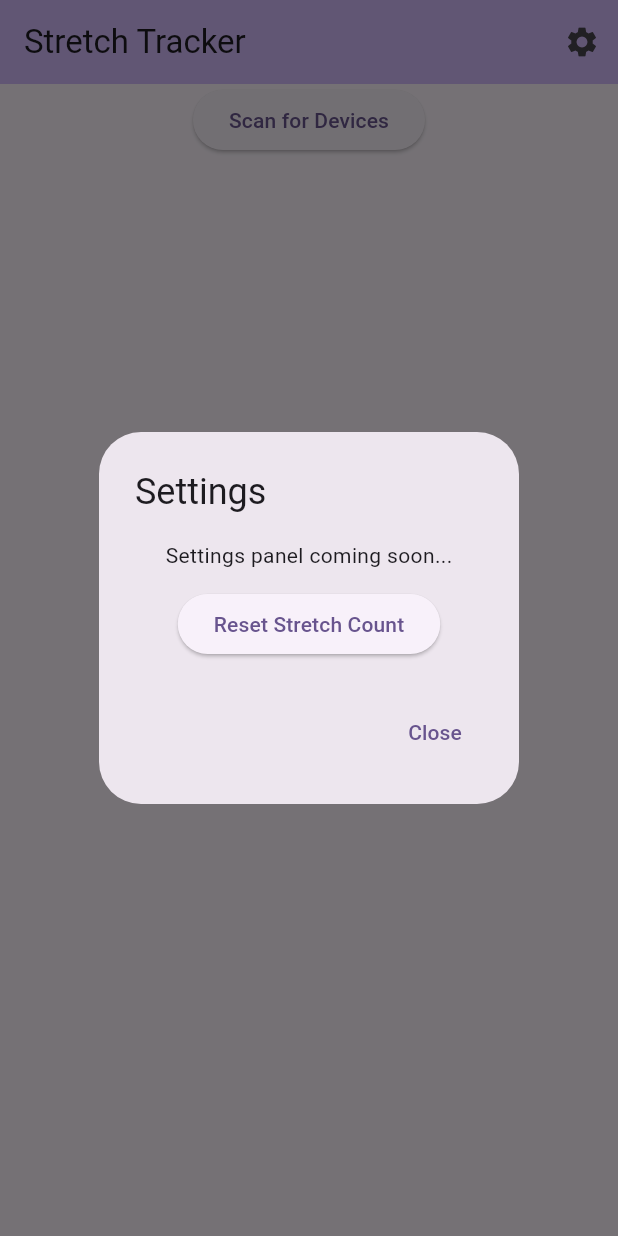
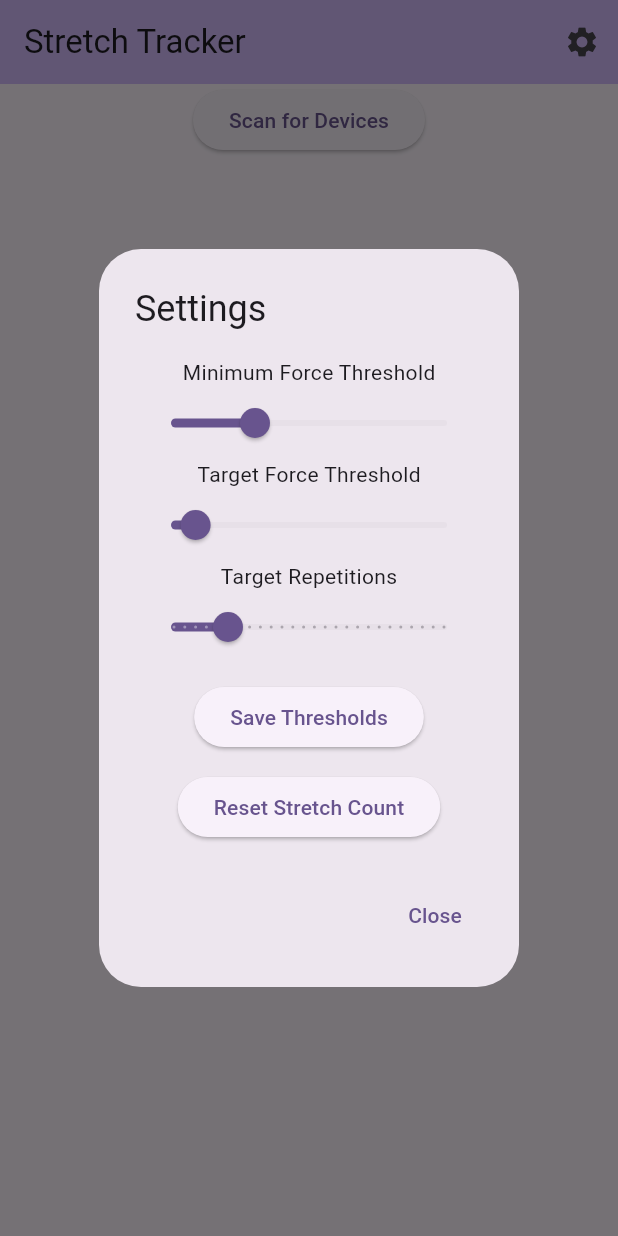
Before and after one commit to ellimattila/emergent_ui, a Flutter app: the screen it shows after launch, after a tap on the "settings" icon, on a phone screen of 412 x 824 dp. Run offline on Flutter 3.47's test engine with Material 3 defaults, Android fonts, the light colour scheme and no system bars; our stand-ins replace audioplayers, flutter_blue_plus, logger.

Commit message:
Add minimum force reached audio, add minimum force treshold, target force treshold, target repetition settings.

```diff
--- a/lib/bluetooth_dashboard.dart
+++ b/lib/bluetooth_dashboard.dart
@@ -17,12 +17,13 @@ class _BluetoothDashboardPageState extends State<BluetoothDashboardPage> {
   final AudioPlayer audioPlayer = AudioPlayer();
 
   bool exerciseStarted = false;
+  bool exercisePaused = false;
   int exerciseStretchCount = 0;
-  final double targetForce = 5.0;
-  final double minumumForce = 1.0;
+  double targetForce = 55.0;
+  double minumumForce = 15.0;
   bool repCompleted = false;
-  final int targetReps = 10;
-  String exerciseStatus = "";
+  int targetReps = 10;
+  String exerciseStatus = "0 / 10";
 
   List<ScanResult> devices = [];
   BluetoothDevice? connectedDevice;
@@ -66,6 +67,14 @@ class _BluetoothDashboardPageState extends State<BluetoothDashboardPage> {
     }
   }
 
+  Future<void> playMinForceSound() async {
+    try {
+      await audioPlayer.play(AssetSource('minimumForceReached.mp3'));
+    } catch (e) {
+      logger.e("Error playing minimum force sound: $e");
+    }
+  }
+
   Future<void> connectToDevice(BluetoothDevice device) async {
     try {
       await device.connect(autoConnect: false);
@@ -81,32 +90,12 @@ class _BluetoothDashboardPageState extends State<BluetoothDashboardPage> {
 
           if (characteristic.properties.notify ||
               characteristic.properties.indicate) {
-            logger.i(
-              "[Flutter] ▶️ About to setNotifyValue on ${characteristic.uuid}",
-            );
             try {
               await characteristic
                   .setNotifyValue(true)
                   .timeout(const Duration(seconds: 5));
-              logger.i(
-                "[Flutter] ✅ setNotifyValue succeeded on ${characteristic.uuid}",
-              );
-            } on TimeoutException {
-              logger.i("[Flutter] ⏱️ setNotifyValue timed out!");
             } catch (e) {
-              logger.i("[Flutter] ❌ setNotifyValue threw: $e");
-            }
-
-            logger.i("[Flutter] isNotifying=${characteristic.isNotifying}");
-
-            try {
-              final raw = await characteristic.read();
-              final manual = utf8.decode(raw);
-              logger.i(
-                "[Flutter] 📖 Manual read from ${characteristic.uuid}: $manual",
-              );
-            } catch (e) {
-              logger.i("[Flutter] ❌ Manual read failed: $e");
+              logger.i("[Flutter] setNotifyValue threw: $e");
             }
 
             characteristic.lastValueStream.listen((value) async {
@@ -120,7 +109,7 @@ class _BluetoothDashboardPageState extends State<BluetoothDashboardPage> {
                 });
               }
 
-              if (!exerciseStarted) return;
+              if (!exerciseStarted || exercisePaused) return;
 
               final match = RegExp(r'(\d+\.\d{2})').firstMatch(dataString);
               if (match != null) {
@@ -131,7 +120,7 @@ class _BluetoothDashboardPageState extends State<BluetoothDashboardPage> {
                   repCompleted = true;
                   exerciseStretchCount++;
                   logger.i(
-                    "✅ Detected $forceValue kg stretch ($exerciseStretchCount/$targetReps)",
+                    "Detected $forceValue kg stretch ($exerciseStretchCount/$targetReps)",
                   );
 
                   setState(() {
@@ -141,23 +130,23 @@ class _BluetoothDashboardPageState extends State<BluetoothDashboardPage> {
                   await playRepSound();
 
                   if (exerciseStretchCount >= targetReps) {
-                    logger.i("🔔 Playing completion sound...");
                     await playCompletionSound();
                     setState(() {
                       exerciseStarted = false;
+                      exercisePaused = false;
                       exerciseStretchCount = 0;
                       exerciseStatus = "✅ Done!";
-                      stretchCount++; // Increment stretch count only after a completed session
-                      lastStretch =
-                          DateTime.now(); // Update lastStretch only after a completed session
+                      stretchCount++;
+                      lastStretch = DateTime.now();
                     });
-                    logger.i("🎉 Exercise complete! Sound played.");
                   }
                 }
+
                 if (forceValue != null &&
                     forceValue <= minumumForce &&
                     repCompleted) {
                   repCompleted = false;
+                  await playMinForceSound();
                 }
               }
             });
@@ -169,8 +158,6 @@ class _BluetoothDashboardPageState extends State<BluetoothDashboardPage> {
           }
         }
       }
-
-      sendGreeting();
     } catch (e, stack) {
       logger.e("Bluetooth error", error: e, stackTrace: stack);
     }
@@ -197,10 +184,11 @@ class _BluetoothDashboardPageState extends State<BluetoothDashboardPage> {
       stretchCount = 0;
       lastStretch = null;
       exerciseStarted = true;
+      exercisePaused = false;
       exerciseStretchCount = 0;
       exerciseStatus = "0 / $targetReps";
     });
-    logger.i("🔁 Stretch count and exercise state reset");
+    logger.i("Stretch count and exercise state reset");
   }
 
   void deviceDisconnect() {
@@ -226,13 +214,70 @@ class _BluetoothDashboardPageState extends State<BluetoothDashboardPage> {
             onPressed: () {
               showDialog(
                 context: context,
+                builder: (context) {
+                  double tempMinForce = minumumForce;
+                  double tempTargetForce = targetForce;
+                  int tempTargetReps = targetReps;
+
+                  return StatefulBuilder(
                     builder:
-                    (context) => AlertDialog(
+                        (context, setDialogState) => AlertDialog(
                           title: const Text('Settings'),
                           content: Column(
                             mainAxisSize: MainAxisSize.min,
                             children: [
-                          const Text('Settings panel coming soon...'),
+                              const Text('Minimum Force Threshold'),
+                              Slider(
+                                value: tempMinForce,
+                                min: 0,
+                                max: 50,
+                                divisions: 100,
+                                label: tempMinForce.toStringAsFixed(1),
+                                onChanged: (value) {
+                                  setDialogState(() => tempMinForce = value);
+                                },
+                              ),
+                              const Text('Target Force Threshold'),
+                              Slider(
+                                value: tempTargetForce,
+                                min: 51,
+                                max: 100,
+                                divisions: 100,
+                                label: tempTargetForce.toStringAsFixed(1),
+                                onChanged: (value) {
+                                  setDialogState(() => tempTargetForce = value);
+                                },
+                              ),
+                              const Text('Target Repetitions'),
+                              Slider(
+                                value: tempTargetReps.toDouble(),
+                                min: 5,
+                                max: 30,
+                                divisions: 25,
+                                label: tempTargetReps.toString(),
+                                onChanged: (value) {
+                                  setDialogState(
+                                    () => tempTargetReps = value.round(),
+                                  );
+                                },
+                              ),
+                              const SizedBox(height: 12),
+                              ElevatedButton(
+                                onPressed: () {
+                                  setState(() {
+                                    minumumForce = tempMinForce;
+                                    targetForce = tempTargetForce;
+                                    targetReps = tempTargetReps;
+                                    exerciseStatus =
+                                        "$exerciseStretchCount / $targetReps";
+                                  });
+                                  logger.i(
+                                    "Thresholds updated: min=$minumumForce, target=$targetForce, reps=$targetReps",
+                                  );
+                                  Navigator.pop(context);
+                                },
+                                child: const Text('Save Thresholds'),
+                              ),
                               const SizedBox(height: 12),
                               ElevatedButton(
                                 onPressed: () {
@@ -250,6 +295,8 @@ class _BluetoothDashboardPageState extends State<BluetoothDashboardPage> {
                             ),
                           ],
                         ),
+                  );
+                },
               );
             },
           ),
@@ -355,20 +402,29 @@ class _BluetoothDashboardPageState extends State<BluetoothDashboardPage> {
                       child: ElevatedButton.icon(
                         onPressed: () {
                           setState(() {
+                            if (!exerciseStarted) {
                               exerciseStarted = true;
+                              exercisePaused = false;
                               exerciseStretchCount = 0;
                               exerciseStatus = "0 / $targetReps";
+                            } else {
+                              exercisePaused = !exercisePaused;
+                            }
                           });
-                          logger.i("🏁 Exercise started");
                         },
-                        icon: const Icon(Icons.fitness_center),
-                        label: const Text("Start stretching"),
-                        style: ElevatedButton.styleFrom(
-                          padding: const EdgeInsets.symmetric(
-                            horizontal: 24,
-                            vertical: 12,
+                        icon: Icon(
+                          exerciseStarted
+                              ? (exercisePaused
+                                  ? Icons.play_arrow
+                                  : Icons.pause)
+                              : Icons.fitness_center,
                         ),
-                          textStyle: const TextStyle(fontSize: 18),
+                        label: Text(
+                          exerciseStarted
+                              ? (exercisePaused
+                                  ? "Resume Stretching"
+                                  : "Pause Stretching")
+                              : "Start Stretching",
                         ),
                       ),
                     ),
@@ -376,9 +432,10 @@ class _BluetoothDashboardPageState extends State<BluetoothDashboardPage> {
                     Center(
                       child: Text(
                         exerciseStatus,
-                        style: const TextStyle(
-                          fontSize: 20,
+                        style: TextStyle(
+                          fontSize: 32,
                           fontWeight: FontWeight.bold,
+                          color: exercisePaused ? Colors.grey : Colors.black,
                         ),
                       ),
                     ),
@@ -388,13 +445,6 @@ class _BluetoothDashboardPageState extends State<BluetoothDashboardPage> {
                         onPressed: deviceDisconnect,
                         icon: const Icon(Icons.link_off),
                         label: const Text("Disconnect"),
-                        style: ElevatedButton.styleFrom(
-                          padding: const EdgeInsets.symmetric(
-                            horizontal: 24,
-                            vertical: 12,
-                          ),
-                          textStyle: const TextStyle(fontSize: 18),
-                        ),
                       ),
                     ),
                   ],
--- a/pubspec.yaml
+++ b/pubspec.yaml
@@ -26,3 +26,4 @@ flutter:
   assets:
     - assets/afterEachRep.mp3
     - assets/stretchingDone.mp3
+    - assets/minimumForceReached.mp3
```
Also changed, not shown: 2 other files. Lines whose indentation alone changed are shown as unchanged.
